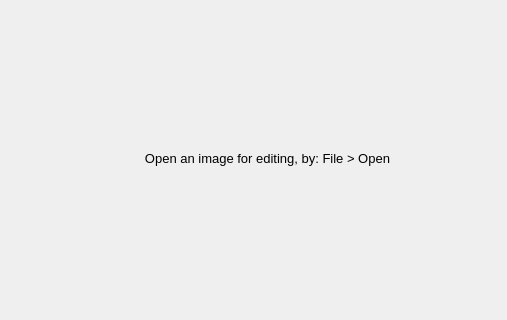
Qt form ui/main.ui (0xC0000409/ImageProcessor) before a commit; both pictures show x 0 to 507 and y 140 to 460 of the 800 by 600 pixel window.
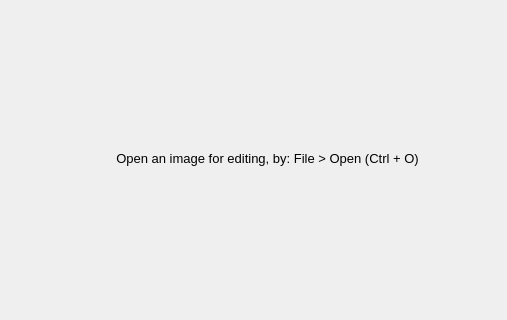
The same form after that commit.

```diff
--- a/ui/main.ui
+++ b/ui/main.ui
@@ -53,7 +53,7 @@
        <enum>QFrame::Raised</enum>
       </property>
       <property name="text">
-       <string>Open an image for editing, by: File &gt; Open</string>
+       <string>Open an image for editing, by: File &gt; Open (Ctrl + O)</string>
       </property>
       <property name="alignment">
        <set>Qt::AlignCenter</set>
```
